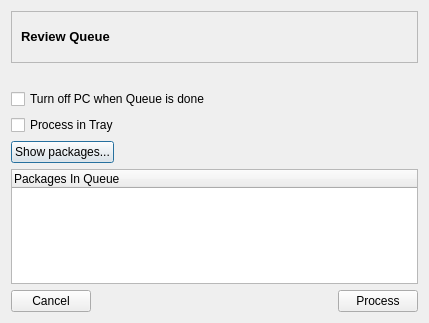
This is trunk/shaman/ui/reviewQueueDialog.ui in drf/shaman1 as Qt 5 draws it before an edit. The edited form follows.
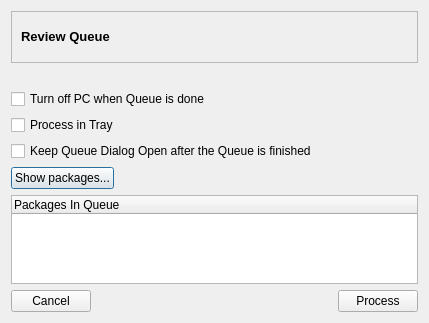
This is the edited form. Icons and pictures are not drawn.

Commit message: Fixes, and added the possibility of keeping the queue dialog open after queue processing, useful if you want to review some output

Patch:
```diff
--- a/trunk/shaman/ui/reviewQueueDialog.ui
+++ b/trunk/shaman/ui/reviewQueueDialog.ui
@@ -39,6 +39,13 @@
        </property>
       </widget>
      </item>
+     <item>
+      <widget class="QCheckBox" name="keepOpenBox" >
+       <property name="text" >
+        <string>Keep Queue Dialog Open after the Queue is finished</string>
+       </property>
+      </widget>
+     </item>
      <item>
       <layout class="QHBoxLayout" >
        <item>
```
The commit also changes 11 other files.
